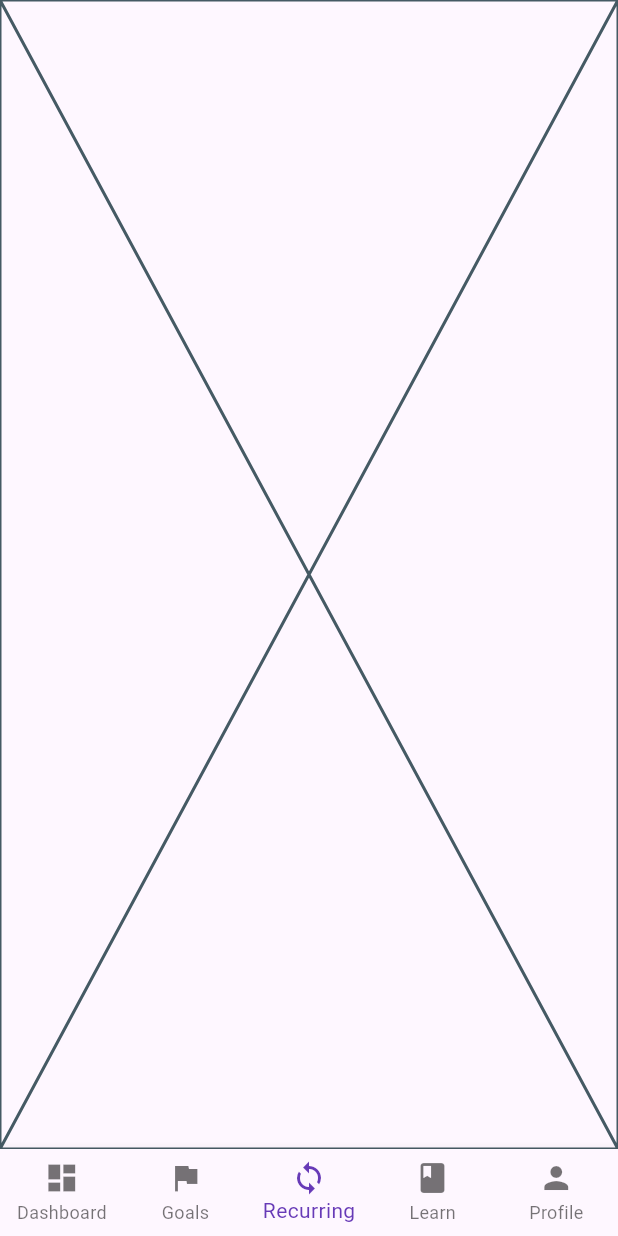
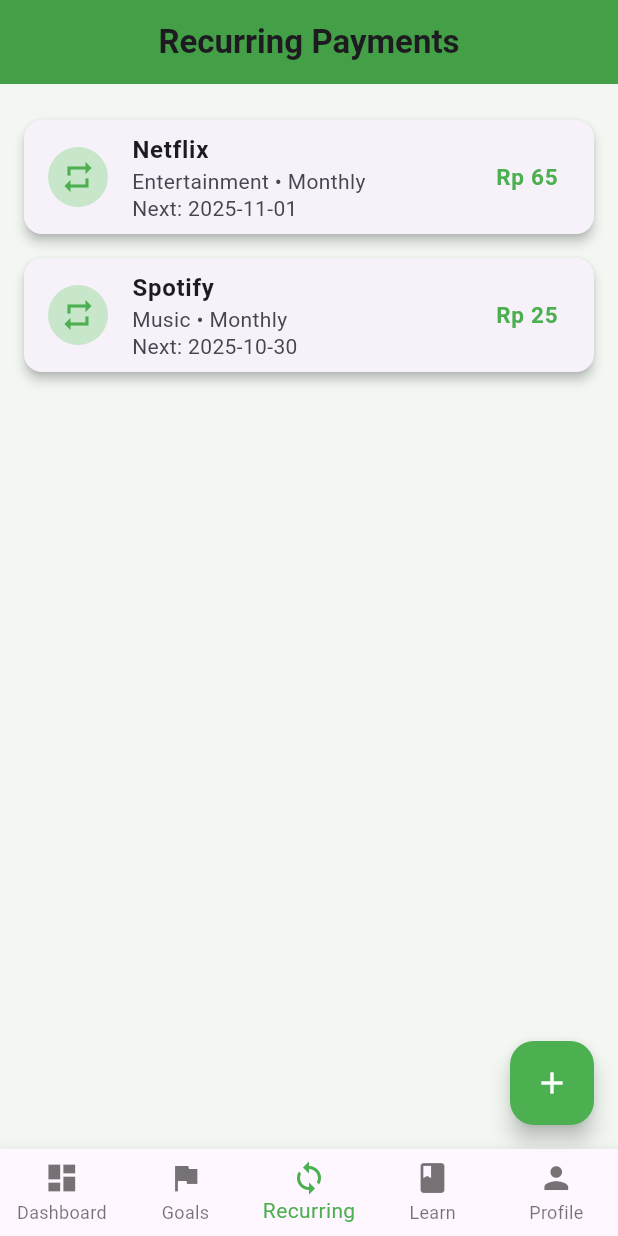
Before and after one commit to chintayanggest/expense_tracker, a Flutter app: the screen it shows after launch, item 3 of the bottom bar chosen, on a phone screen of 412 x 824 dp. Run offline on Flutter 3.47's test engine with Material 3 defaults, Android fonts, the phone set to English and light mode, and no system bars.

Commit message:
layout recurring

```diff
--- a/lib/main.dart
+++ b/lib/main.dart
@@ -8,10 +8,10 @@ void main() {
 class MyApp extends StatelessWidget {
   const MyApp({super.key});
 
-  // This widget is the root of your application.
   @override
   Widget build(BuildContext context) {
     return MaterialApp(
+      debugShowCheckedModeBanner: false,
       home: MainScreen(),
     );
   }
--- a/lib/screens/main_screen.dart
+++ b/lib/screens/main_screen.dart
@@ -1,5 +1,6 @@
 import 'package:flutter/material.dart';
 import 'dashboard_screen.dart';
+import 'recurring_screen.dart'; // ✅ Tambahkan import untuk recurring
 
 class MainScreen extends StatefulWidget {
   const MainScreen({super.key});
@@ -11,13 +12,12 @@ class MainScreen extends StatefulWidget {
 class _MainScreenState extends State<MainScreen> {
   int _selectedIndex = 0;
 
-  // This is the list of screens that will be displayed for each tab.
   static const List<Widget> _widgetOptions = <Widget>[
     DashboardScreen(),
-    Placeholder(),   // A placeholder for the "Goals" screen
-    Placeholder(),   // A placeholder for the "Recurring" screen
-    Placeholder(),   // A placeholder for the "Learn" screen
-    Placeholder(),   // A placeholder for the "Profile" screen
+    Placeholder(), // Goals
+    RecurringScreen(), //
+    Placeholder(), // Learn
+    Placeholder(), // Profile
   ];
 
   void _onItemTapped(int index) {
@@ -34,7 +34,6 @@ class _MainScreenState extends State<MainScreen> {
       ),
       bottomNavigationBar: BottomNavigationBar(
         type: BottomNavigationBarType.fixed,
-
         items: const <BottomNavigationBarItem>[
           BottomNavigationBarItem(
             icon: Icon(Icons.dashboard),
@@ -58,7 +57,7 @@ class _MainScreenState extends State<MainScreen> {
           ),
         ],
         currentIndex: _selectedIndex,
-        selectedItemColor: Colors.deepPurple,
+        selectedItemColor: Colors.green,
         onTap: _onItemTapped,
       ),
     );
--- /dev/null
+++ b/lib/screens/recurring_screen.dart
@@ -0,0 +1,125 @@
+import 'package:flutter/material.dart';
+
+class RecurringScreen extends StatefulWidget {
+  const RecurringScreen({super.key});
+
+  @override
+  State<RecurringScreen> createState() => _RecurringScreenState();
+}
+
+class _RecurringScreenState extends State<RecurringScreen> {
+  final List<Map<String, dynamic>> recurringList = [
+    {
+      'name': 'Netflix',
+      'amount': 65.000,
+      'category': 'Entertainment',
+      'frequency': 'Monthly',
+      'nextDate': '2025-11-01'
+    },
+    {
+      'name': 'Spotify',
+      'amount': 25.000,
+      'category': 'Music',
+      'frequency': 'Monthly',
+      'nextDate': '2025-10-30'
+    },
+  ];
+
+  @override
+  Widget build(BuildContext context) {
+    return Scaffold(
+      backgroundColor: const Color(0xFFF2F7F2),
+      appBar: AppBar(
+        backgroundColor: Colors.green[600],
+        title: const Text(
+          "Recurring Payments",
+          style: TextStyle(fontWeight: FontWeight.bold),
+        ),
+        centerTitle: true,
+        elevation: 0,
+      ),
+      body: Padding(
+        padding: const EdgeInsets.all(16.0),
+        child: recurringList.isEmpty
+            ? const Center(
+          child: Text(
+            "No recurring payments yet.\nTap + to add one!",
+            textAlign: TextAlign.center,
+            style: TextStyle(
+              fontSize: 16,
+              color: Colors.grey,
+            ),
+          ),
+        )
+            : ListView.builder(
+          itemCount: recurringList.length,
+          itemBuilder: (context, index) {
+            final item = recurringList[index];
+            return Card(
+              shape: RoundedRectangleBorder(
+                borderRadius: BorderRadius.circular(12),
+              ),
+              elevation: 3,
+              margin: const EdgeInsets.symmetric(vertical: 8),
+              child: ListTile(
+                leading: CircleAvatar(
+                  backgroundColor: Colors.green[100],
+                  child: const Icon(Icons.repeat, color: Colors.green),
+                ),
+                title: Text(
+                  item['name'],
+                  style: const TextStyle(
+                    fontWeight: FontWeight.w600,
+                    fontSize: 16,
+                  ),
+                ),
+                subtitle: Text(
+                  "${item['category']} • ${item['frequency']}\nNext: ${item['nextDate']}",
+                  style: const TextStyle(height: 1.3),
+                ),
+                trailing: Text(
+                  "Rp ${item['amount'].toStringAsFixed(0)}",
+                  style: const TextStyle(
+                    fontWeight: FontWeight.bold,
+                    color: Colors.green,
+                    fontSize: 15,
+                  ),
+                ),
+              ),
+            );
+          },
+        ),
+      ),
+      floatingActionButton: FloatingActionButton(
+        backgroundColor: Colors.green,
+        onPressed: () {
+          _showAddRecurringDialog(context);
+        },
+        child: const Icon(Icons.add, color: Colors.white),
+      ),
+    );
+  }
+
+  void _showAddRecurringDialog(BuildContext context) {
+    showDialog(
+      context: context,
+      builder: (context) {
+        return AlertDialog(
+          shape: RoundedRectangleBorder(
+              borderRadius: BorderRadius.circular(16)),
+          title: const Text(
+            "Add Recurring Payment",
+            style: TextStyle(fontWeight: FontWeight.bold),
+          ),
+          content: const Text("Form input akan ditambahkan di tahap berikutnya."),
+          actions: [
+            TextButton(
+              onPressed: () => Navigator.pop(context),
+              child: const Text("Close"),
+            ),
+          ],
+        );
+      },
+    );
+  }
+}
```
